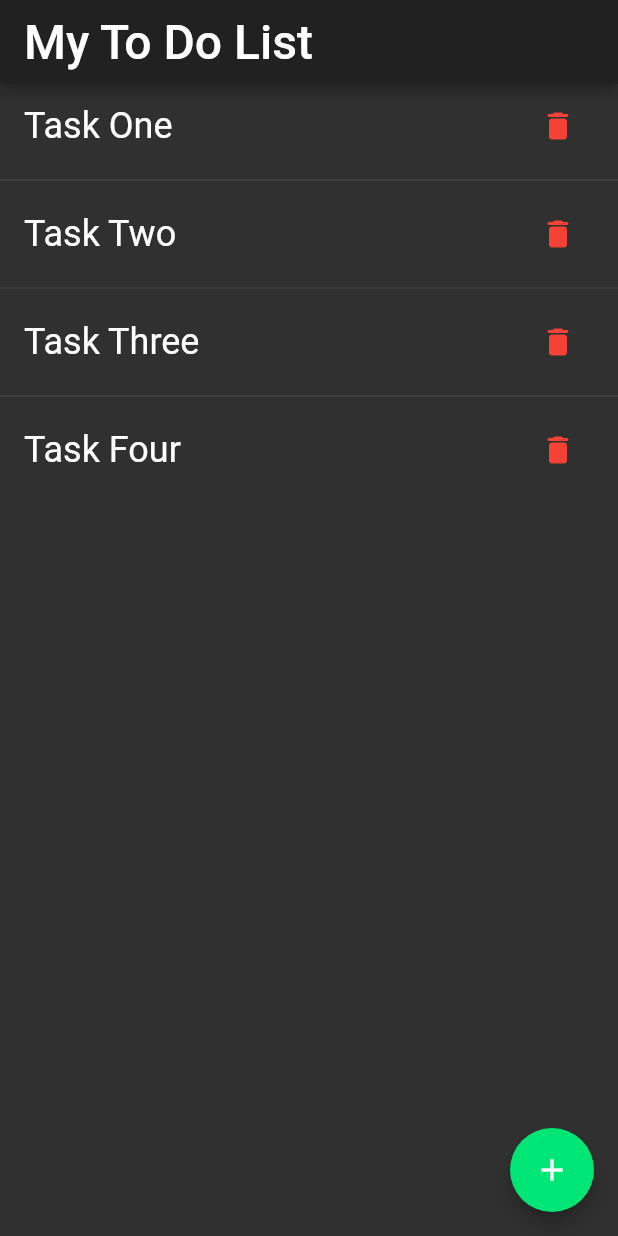
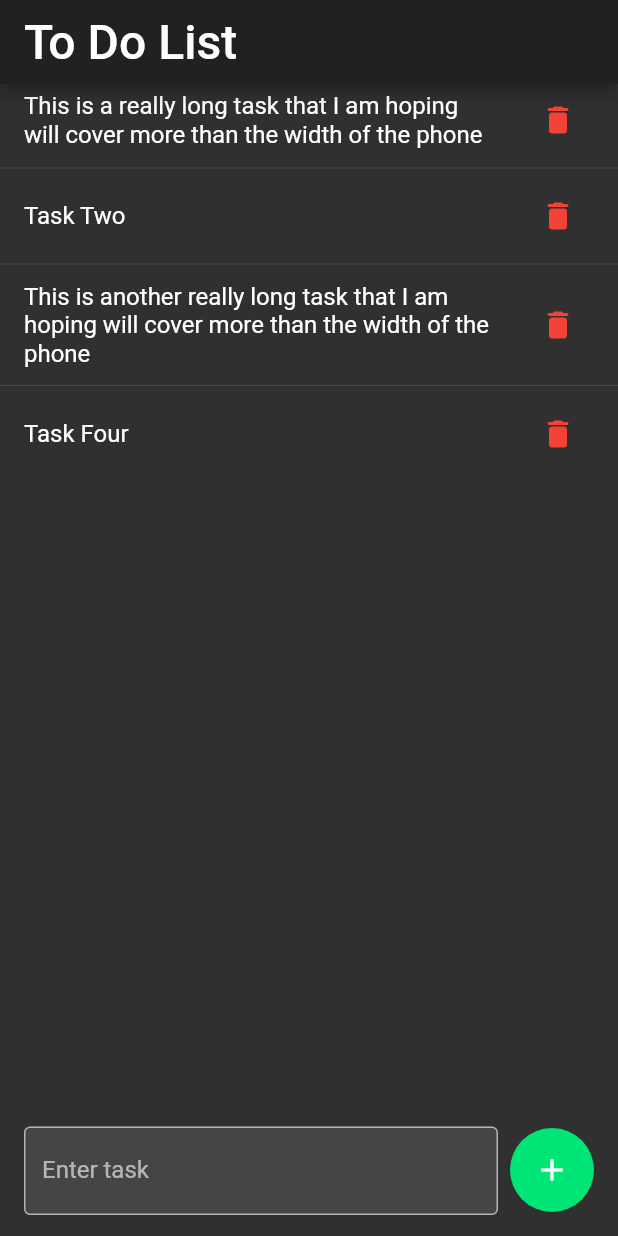
Before and after one commit to harv-bala/To-Do-List, a Flutter app: the screen it shows after launch, after a tap on the "add" icon, on a phone screen of 412 x 824 dp. Run offline on Flutter 3.47's test engine with Material 2 defaults, Android fonts, the phone set to English and light mode, and no system bars.

Commit message:
Added text field
Added a text field for inputting a new task after clicking on the floating action button.

```diff
--- a/lib/main.dart
+++ b/lib/main.dart
@@ -24,20 +24,37 @@ class TasksToDo extends StatefulWidget {
 }
 
 class _TasksToDoState extends State<TasksToDo> {
-  final tasks = <String>['Task One', 'Task Two', 'Task Three', 'Task Four'];
-  //print(_tasks.length);
-  final _biggerFont = TextStyle(fontSize: 24);
+  final tasks = <String>['This is a really long task that I am hoping will cover more than the width of the phone', 'Task Two', 'This is another really long task that I am hoping will cover more than the width of the phone', 'Task Four'];
+  var textFieldVis = false;
+
+  TextEditingController taskController = TextEditingController();
+
+  void setTextVis() {
+    if (textFieldVis = false)
+      textFieldVis = true;
+    else
+      textFieldVis = false;
+  }
+
+  void addTaskToList() {
+    tasks.insert(0, taskController.text);
+  }
+
   @override
   Widget build(BuildContext context) {
     return Scaffold(
       appBar: AppBar(
-        title: Text("My To Do List", style: TextStyle(fontSize: 32)),
+        title: Text("To Do List", style: TextStyle(fontSize: 32)),
       ),
       body: _buildTasks(),
       floatingActionButton: FloatingActionButton(
         backgroundColor: Colors.greenAccent[400],
-        elevation: 5,
-        onPressed: () {},
+        elevation: 0,
+        onPressed: () {
+          setState(() {
+            textFieldVis = true;
+          });
+        },
         child: Icon(
           Icons.add,
           color: Colors.white,
@@ -54,9 +71,10 @@ class _TasksToDoState extends State<TasksToDo> {
             itemBuilder: (context, i) {
               final task = tasks[i];
               return ListTile(
+                dense: true,
                 title: Text(
                   task,
-                  style: _biggerFont,
+                  style: TextStyle(fontSize: 16),
                 ),
                 trailing: IconButton(
                   icon: Icon(Icons.delete_rounded),
@@ -74,6 +92,23 @@ class _TasksToDoState extends State<TasksToDo> {
             },
           ),
         ),
+        SafeArea(
+          child: Visibility(
+            visible: textFieldVis,
+            child: Padding(
+              padding: EdgeInsets.fromLTRB(16, 0, 80, 14),
+              child: TextFormField(
+                controller: taskController,
+                decoration: InputDecoration(
+                  filled: true,
+                  border: OutlineInputBorder(),
+                  labelText: "Enter task",
+                ),
+                //onFieldSubmitted: () {addTaskToList();},
+              ),
+            ),
+          ),
+        ),
       ],
     );
   }
```
